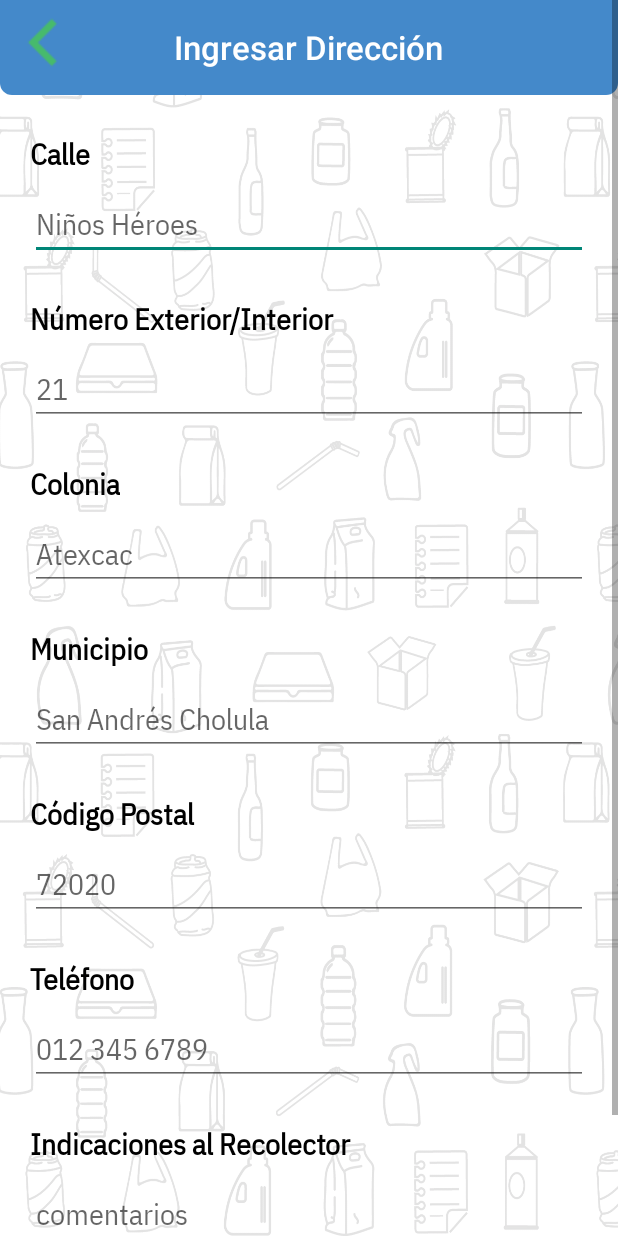
After one commit to RaulDiazR/ReciclaApp_Android, an Android app: the DirectionActivity screen opened directly, with no data from a screen before it, on a phone screen of 412 x 824 dp. The commit adds this screen. Run offline under Robolectric (Android 15) with nearby library versions, the phone set to English and light mode, and no system bars.

Commit message:
Add Direction form validation

```diff
--- a/app/src/main/AndroidManifest.xml
+++ b/app/src/main/AndroidManifest.xml
@@ -12,6 +12,9 @@
         android:supportsRtl="true"
         android:theme="@style/Theme.ReciclaApp"
         tools:targetApi="31">
+        <activity
+            android:name=".DirectionActivity"
+            android:exported="false" />
         <activity
             android:name=".OrdenHorarioActivity"
             android:exported="false" />
--- /dev/null
+++ b/app/src/main/java/com/example/reciclaapp/DirectionActivity.java
@@ -0,0 +1,130 @@
+package com.example.reciclaapp;
+
+import android.content.Intent;
+import android.os.Bundle;
+import android.view.View;
+import android.widget.EditText;
+import android.widget.ScrollView;
+import android.widget.TextView;
+
+import androidx.appcompat.app.AppCompatActivity;
+import androidx.appcompat.widget.Toolbar;
+
+import java.util.Objects;
+
+public class DirectionActivity extends AppCompatActivity {
+
+    // Declare references to form fields and error message TextView
+    EditText calleField;
+    EditText numeroField;
+    EditText coloniaField;
+    EditText municipioField;
+    EditText codigoPostalField;
+    EditText telefonoField;
+
+    // Get references to TextView elements for required fields
+    TextView calleTextView;
+    TextView numeroTextView;
+    TextView coloniaTextView;
+    TextView municipioTextView;
+    TextView codigoPostalTextView;
+    TextView telefonoTextView;
+    TextView errorTextView;
+
+    @Override
+    protected void onCreate(Bundle savedInstanceState) {
+        super.onCreate(savedInstanceState);
+        setContentView(R.layout.activity_direction);
+        // Find the Toolbar by its ID and set the Toolbar as the app bar
+        Toolbar toolbar = findViewById(R.id.toolbar);
+        setSupportActionBar(toolbar);
+        // Remove default title for the app bar
+        Objects.requireNonNull(getSupportActionBar()).setDisplayShowTitleEnabled(false);
+        // Enable the back button (up navigation)
+        Objects.requireNonNull(getSupportActionBar()).setDisplayHomeAsUpEnabled(true);
+
+        // Initialize the references to form fields and error message
+        calleField = findViewById(R.id.Calle);
+        numeroField = findViewById(R.id.numeroCasa);
+        coloniaField = findViewById(R.id.colonia);
+        municipioField = findViewById(R.id.municipio);
+        codigoPostalField = findViewById(R.id.codigoPostal);
+        telefonoField = findViewById(R.id.telefono);
+
+        // Get references to TextView elements for required fields
+        calleTextView = findViewById(R.id.textView4);
+        numeroTextView = findViewById(R.id.textView3);
+        coloniaTextView = findViewById(R.id.textView2);
+        municipioTextView = findViewById(R.id.textView1);
+        codigoPostalTextView = findViewById(R.id.textView5);
+        telefonoTextView = findViewById(R.id.textView6);
+    }
+
+    public void localizar_en_mapa(View view) {
+        // Check if the form is valid
+        if (isFormValid()) {
+            Intent intent = new Intent(this, MainActivity.class);
+            startActivity(intent);
+        }
+    }
+
+    @Override
+    public boolean onSupportNavigateUp() {
+        onBackPressed();
+        Intent intent = new Intent(this, OrdenHorarioActivity.class);
+        startActivity(intent);
+        return true;
+    }
+
+    private boolean isFormValid() {
+        boolean isValid = true;
+
+        if (isEmpty(telefonoField)) {
+            telefonoField.setError("Este campo es obligatorio");
+            errorTextView = telefonoTextView;
+            isValid = false;
+        }
+
+        if (isEmpty(codigoPostalField)) {
+            codigoPostalField.setError("Este campo es obligatorio");
+            errorTextView = codigoPostalTextView;
+            isValid = false;
+        }
+
+        if (isEmpty(municipioField)) {
+            municipioField.setError("Este campo es obligatorio");
+            errorTextView = municipioTextView;
+            isValid = false;
+        }
+
+        if (isEmpty(coloniaField)) {
+            coloniaField.setError("Este campo es obligatorio");
+            errorTextView = coloniaTextView;
+            isValid = false;
+        }
+
+        if (isEmpty(numeroField)) {
+            numeroField.setError("Este campo es obligatorio");
+            errorTextView = numeroTextView;
+            isValid = false;
+        }
+
+        if (isEmpty(calleField)) {
+            calleField.setError("Este campo es obligatorio");
+            errorTextView = calleTextView;
+            isValid = false;
+        }
+
+        // If your form is inside a ScrollView, scroll to the first error message.
+        if (!isValid) {
+            ScrollView scrollView = findViewById(R.id.scrollView);
+            scrollView.smoothScrollTo(0, errorTextView.getTop());
+        }
+
+        return isValid;
+    }
+
+    private boolean isEmpty(EditText editText) {
+        return editText.getText().toString().trim().isEmpty();
+    }
+}
--- a/app/src/main/java/com/example/reciclaapp/HistorialTimeFormatter.java
+++ b/app/src/main/java/com/example/reciclaapp/OrdenHorarioFormatter.java
@@ -4,7 +4,7 @@ import android.widget.NumberPicker;
 
 import java.util.Locale;
 
-public class HistorialTimeFormatter implements NumberPicker.Formatter {
+public class OrdenHorarioFormatter implements NumberPicker.Formatter {
     @Override
     public String format(int value) {
         // Format the value with a leading zero if it's less than 10
--- /dev/null
+++ b/app/src/main/res/layout/activity_direction.xml
@@ -0,0 +1,278 @@
+<?xml version="1.0" encoding="utf-8"?>
+<ScrollView xmlns:android="http://schemas.android.com/apk/res/android"
+    xmlns:app="http://schemas.android.com/apk/res-auto"
+    xmlns:tools="http://schemas.android.com/tools"
+    android:id="@+id/scrollView"
+    android:background="@drawable/background"
+    android:layout_width="match_parent"
+    android:layout_height="match_parent"
+    android:fillViewport="true">
+
+    <androidx.constraintlayout.widget.ConstraintLayout
+        android:layout_width="match_parent"
+        android:layout_height="wrap_content"
+        tools:context=".PerfilActivity">
+
+        <androidx.appcompat.widget.Toolbar
+            android:id="@+id/toolbar"
+            android:layout_width="match_parent"
+            android:layout_height="63dp"
+            android:background="@drawable/shape_title_background"
+            app:layout_constraintEnd_toEndOf="parent"
+            app:layout_constraintStart_toStartOf="parent"
+            app:layout_constraintTop_toTopOf="parent"
+            app:navigationIcon="@drawable/icon_regresar"
+            app:titleTextColor="@color/white">
+            <!-- Centered Title TextView -->
+            <TextView
+                style="@style/TextAppearance.AppCompat.Widget.ActionBar.Title"
+                android:layout_width="wrap_content"
+                android:layout_height="wrap_content"
+                android:layout_gravity="center"
+                android:text="@string/ingresar_direcci_n"
+                android:textColor="@color/white"
+                android:textSize="22sp" />
+        </androidx.appcompat.widget.Toolbar>
+
+        <TextView
+            android:id="@+id/textView4"
+            android:layout_width="wrap_content"
+            android:layout_height="wrap_content"
+            android:text="@string/calle"
+            android:layout_marginTop="24dp"
+            android:textAlignment="viewStart"
+            android:textColor="@color/black"
+            android:textSize="20sp"
+            android:textStyle="bold"
+            app:layout_constraintStart_toStartOf="@+id/Calle"
+            app:layout_constraintTop_toBottomOf="@+id/toolbar" />
+
+        <EditText
+            android:id="@+id/Calle"
+            android:layout_width="0dp"
+            android:layout_height="wrap_content"
+            android:layout_marginTop="8dp"
+            android:layout_marginStart="20dp"
+            android:layout_marginEnd="20dp"
+            android:ems="10"
+            android:inputType="text"
+            android:textColor="@color/black"
+            android:textSize="20sp"
+            app:layout_constraintEnd_toEndOf="parent"
+            app:layout_constraintStart_toStartOf="parent"
+            app:layout_constraintTop_toBottomOf="@+id/textView4"
+            android:hint="@string/ni_os_h_roes"
+            android:autofillHints="Calle"
+            tools:ignore="VisualLintTextFieldSize" />
+
+        <TextView
+            android:id="@+id/textView3"
+            android:layout_width="wrap_content"
+            android:layout_height="wrap_content"
+            android:layout_marginTop="24dp"
+            android:text="@string/n_mero_exterior_interior"
+            android:textAlignment="viewStart"
+            android:textColor="@color/black"
+            android:textSize="20sp"
+            android:textStyle="bold"
+            app:layout_constraintStart_toStartOf="@+id/numeroCasa"
+            app:layout_constraintTop_toBottomOf="@+id/Calle" />
+
+        <EditText
+            android:id="@+id/numeroCasa"
+            android:layout_width="0dp"
+            android:layout_height="wrap_content"
+            android:layout_marginTop="8dp"
+            android:layout_marginStart="20dp"
+            android:layout_marginEnd="20dp"
+            android:ems="10"
+            android:inputType="text"
+            android:textColor="@color/black"
+            android:textSize="20sp"
+            android:hint="@string/_21"
+            android:autofillHints="Número Exterior/Interior"
+            app:layout_constraintEnd_toEndOf="parent"
+            app:layout_constraintStart_toStartOf="parent"
+            app:layout_constraintTop_toBottomOf="@+id/textView3"
+            tools:ignore="VisualLintTextFieldSize" />
+
+        <TextView
+            android:id="@+id/textView2"
+            android:layout_width="wrap_content"
+            android:layout_height="wrap_content"
+            android:layout_marginTop="24dp"
+            android:text="@string/colonia"
+            android:textAlignment="viewStart"
+            android:textColor="@color/black"
+            android:textSize="20sp"
+            android:textStyle="bold"
+            app:layout_constraintStart_toStartOf="@+id/colonia"
+            app:layout_constraintTop_toBottomOf="@+id/numeroCasa" />
+
+        <EditText
+            android:id="@+id/colonia"
+            android:layout_width="0dp"
+            android:layout_height="wrap_content"
+            android:layout_marginTop="8dp"
+            android:layout_marginStart="20dp"
+            android:layout_marginEnd="20dp"
+            android:ems="10"
+            android:inputType="text"
+            android:textColor="@color/black"
+            android:textSize="20sp"
+            android:hint="@string/atexcac"
+            android:autofillHints="Colonia"
+            app:layout_constraintEnd_toEndOf="parent"
+            app:layout_constraintStart_toStartOf="parent"
+            app:layout_constraintTop_toBottomOf="@+id/textView2"
+            tools:ignore="VisualLintTextFieldSize" />
+
+        <TextView
+            android:id="@+id/textView1"
+            android:layout_width="wrap_content"
+            android:layout_height="wrap_content"
+            android:layout_marginTop="24dp"
+            android:text="@string/municipio"
+            android:textAlignment="viewStart"
+            android:textColor="@color/black"
+            android:textSize="20sp"
+            android:textStyle="bold"
+            app:layout_constraintStart_toStartOf="@+id/municipio"
+            app:layout_constraintTop_toBottomOf="@+id/colonia" />
+
+        <EditText
+            android:id="@+id/municipio"
+            android:layout_width="0dp"
+            android:layout_height="wrap_content"
+            android:layout_marginTop="8dp"
+            android:layout_marginStart="20dp"
+            android:layout_marginEnd="20dp"
+            android:ems="10"
+            android:inputType="text"
+            android:textColor="@color/black"
+            android:textSize="20sp"
+            android:hint="@string/san_andr_s_cholula"
+            android:autofillHints="Municipio"
+            app:layout_constraintEnd_toEndOf="parent"
+            app:layout_constraintStart_toStartOf="parent"
+            app:layout_constraintTop_toBottomOf="@+id/textView1"
+            tools:ignore="VisualLintTextFieldSize" />
+
+        <TextView
+            android:id="@+id/textView5"
+            android:layout_width="wrap_content"
+            android:layout_height="wrap_content"
+            android:layout_marginTop="24dp"
+            android:text="@string/c_digo_postal"
+            android:textAlignment="viewStart"
+            android:textColor="@color/black"
+            android:textSize="20sp"
+            android:textStyle="bold"
+            app:layout_constraintStart_toStartOf="@+id/codigoPostal"
+            app:layout_constraintTop_toBottomOf="@+id/municipio" />
+
+        <EditText
+            android:id="@+id/codigoPostal"
+            android:layout_width="0dp"
+            android:layout_height="wrap_content"
+            android:layout_marginTop="8dp"
+            android:layout_marginStart="20dp"
+            android:layout_marginEnd="20dp"
+            android:ems="10"
+            android:inputType="text"
+            android:textColor="@color/black"
+            android:textSize="20sp"
+            android:hint="@string/_72020"
+            android:autofillHints="Código Postal"
+            app:layout_constraintEnd_toEndOf="parent"
+            app:layout_constraintStart_toStartOf="parent"
+            app:layout_constraintTop_toBottomOf="@+id/textView5"
+            tools:ignore="VisualLintTextFieldSize" />
+
+        <TextView
+            android:id="@+id/textView6"
+            android:layout_width="wrap_content"
+            android:layout_height="wrap_content"
+            android:layout_marginTop="24dp"
+            android:text="@string/tel_fono"
+            android:textAlignment="viewStart"
+            android:textColor="@color/black"
+            android:textSize="20sp"
+            android:textStyle="bold"
+            app:layout_constraintStart_toStartOf="@+id/telefono"
+            app:layout_constraintTop_toBottomOf="@+id/codigoPostal" />
+
+        <EditText
+            android:id="@+id/telefono"
+            android:layout_width="0dp"
+            android:layout_height="wrap_content"
+            android:layout_marginTop="8dp"
+            android:layout_marginStart="20dp"
+            android:layout_marginEnd="20dp"
+            android:ems="10"
+            android:inputType="text"
+            android:textColor="@color/black"
+            android:textSize="20sp"
+            android:hint="@string/ejemplo_telefono"
+            android:autofillHints="Teléfono"
+            app:layout_constraintEnd_toEndOf="parent"
+            app:layout_constraintStart_toStartOf="parent"
+            app:layout_constraintTop_toBottomOf="@+id/textView6"
+            tools:ignore="VisualLintTextFieldSize" />
+
+        <TextView
+            android:id="@+id/textView7"
+            android:layout_width="wrap_content"
+            android:layout_height="wrap_content"
+            android:layout_marginTop="24dp"
+            android:text="@string/indicaciones_al_recolector"
+            android:textAlignment="viewStart"
+            android:textColor="@color/black"
+            android:textSize="20sp"
+            android:textStyle="bold"
+            app:layout_constraintStart_toStartOf="@+id/indicaciones"
+            app:layout_constraintTop_toBottomOf="@+id/telefono" />
+
+        <EditText
+            android:id="@+id/indicaciones"
+            android:layout_width="0dp"
+            android:layout_height="wrap_content"
+            android:layout_marginTop="8dp"
+            android:layout_marginStart="20dp"
+            android:layout_marginEnd="20dp"
+            android:ems="10"
+            android:inputType="text"
+            android:textColor="@color/black"
+            android:textSize="20sp"
+            android:hint="@string/comentarios"
+            android:autofillHints="Teléfono"
+            app:layout_constraintEnd_toEndOf="parent"
+            app:layout_constraintStart_toStartOf="parent"
+            app:layout_constraintTop_toBottomOf="@+id/textView7"
+            tools:ignore="VisualLintTextFieldSize" />
+
+        <Button
+            android:id="@+id/buttonCrear"
+            android:layout_width="0dp"
+            android:layout_height="wrap_content"
+            android:layout_marginStart="20dp"
+            android:layout_marginEnd="20dp"
+            android:layout_marginBottom="8dp"
+            android:layout_marginTop="24dp"
+            android:background="@drawable/button_variant_green"
+            android:onClick="localizar_en_mapa"
+            android:text="@string/localizarme_en_el_mapa"
+            android:textAlignment="center"
+            android:textAllCaps="false"
+            android:textColor="@color/white"
+            android:textSize="20sp"
+            android:textStyle="bold"
+            app:layout_constraintBottom_toBottomOf="parent"
+            app:layout_constraintEnd_toEndOf="parent"
+            app:layout_constraintStart_toStartOf="parent"
+            app:layout_constraintTop_toBottomOf="@+id/indicaciones"
+            tools:ignore="VisualLintButtonSize,TextContrastCheck" />
+
+
+    </androidx.constraintlayout.widget.ConstraintLayout>
+</ScrollView>
--- a/app/src/main/res/layout/item_historial_layout.xml
+++ b/app/src/main/res/layout/item_historial_layout.xml
@@ -9,7 +9,7 @@
     android:layout_marginEnd="10dp"
     android:layout_marginTop="8dp"
     android:layout_marginBottom="8dp"
-    android:elevation="10dp">
+    android:elevation="5dp">
 
 
     <ImageView
--- a/app/src/main/res/values/strings.xml
+++ b/app/src/main/res/values/strings.xml
@@ -24,4 +24,24 @@
     <string name="en_persona">En persona</string>
     <string name="en_puerta">En puerta</string>
     <string name="forma_de_entrega">Forma de Entrega</string>
+    <string name="ingresar_direcci_n">Ingresar Dirección</string>
+    <string name="c_digo_postal">Código Postal</string>
+    <string name="calle">Calle</string>
+    <string name="n_mero_exterior_interior">Número Exterior/Interior</string>
+    <string name="ingresar_calle">Ingresar Calle</string>
+    <string name="_21">21</string>
+    <string name="ni_os_h_roes">Niños Héroes</string>
+    <string name="colonia">Colonia</string>
+    <string name="atexcac">Atexcac</string>
+    <string name="municipio">Municipio</string>
+    <string name="_72020">72020</string>
+    <string name="san_andr_s_cholula">San Andrés Cholula</string>
+    <string name="ejemplo_telefono">012 345 6789</string>
+    <string name="tel_fono">Teléfono</string>
+    <string name="indicaciones_al_recolector">Indicaciones al Recolector</string>
+    <string name="comentarios">comentarios</string>
+    <string name="localizarme_en_el_mapa">Localizarme en el Mapa</string>
+    <string name="_12_00_hrs">12:00 hrs</string>
+    <string name="vie_14_de_aug_de_2023">vie 14 de Aug de 2023</string>
+    <string name="imagen_de_reciclaje">Imagen de Reciclaje</string>
 </resources>
```
Also changed, not shown: app/src/main/java/com/example/reciclaapp/HistorialAdapter.java (+4 -4 lines), app/src/main/java/com/example/reciclaapp/OrdenHorarioActivity.java (+4 -4 lines), app/src/main/java/com/example/reciclaapp/OrdenHorarioTimePickerDialog.java (renamed from app/src/main/java/com/example/reciclaapp/HistorialTimePickerDialog.java, +4 -5 lines), app/src/main/res/layout/activity_orden_horario.xml (+11 -8 lines), app/src/main/res/layout/material_header_layout.xml (added, +77 -0 lines), app/src/main/res/layout/prueba_item_historial_layout.xml (deleted, +0 -53 lines).
